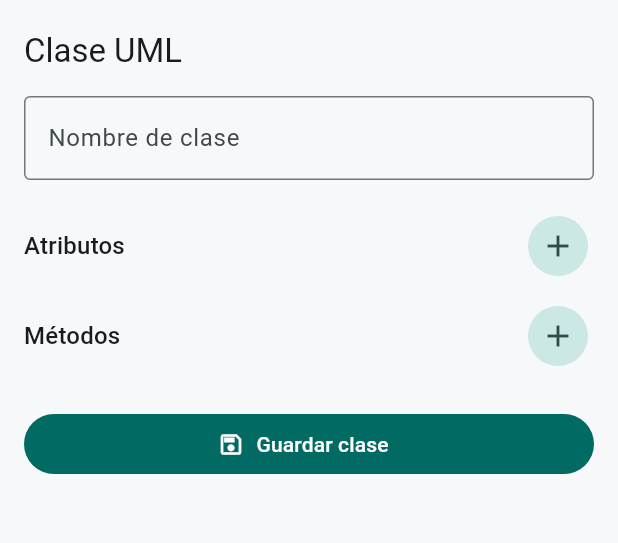
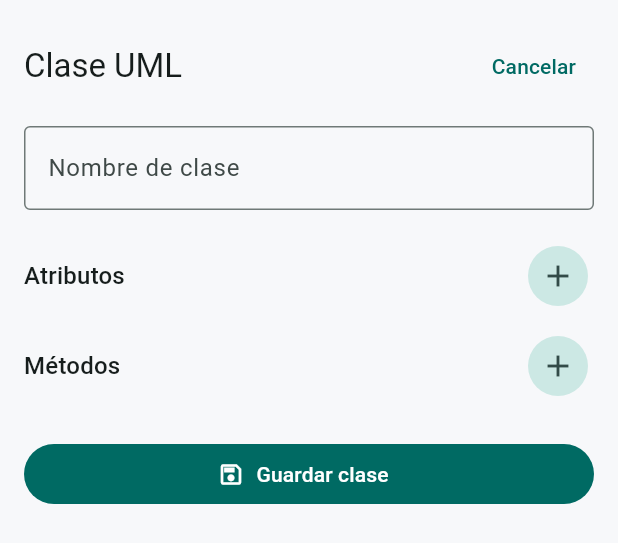
Before and after one commit to Santyxd353/ProyectoSOFTWARE1, a Flutter app: the ClassForm widget shown alone on an empty page, opened directly with empty values, on a phone screen of 412 x 824 dp. Shown: the top 543 px of the screen. Run offline on Flutter 3.47's test engine with Material 3 defaults, Android fonts, the phone set to English and light mode, and no system bars; our stand-ins replace app_links, connectivity_plus, file_picker, flutter_secure_storage, flutter_tts, share_plus and 3 more; missing offline and left inert: flutter_gemma; accounts and stored records are empty.

Commit message:
fix(mobile): restore emulator input and UML form exit

```diff
--- a/mobile/lib/features/diagrams/editor/class_form.dart
+++ b/mobile/lib/features/diagrams/editor/class_form.dart
@@ -182,7 +182,20 @@ class _ClassFormState extends State<ClassForm> {
         20 + MediaQuery.viewInsetsOf(context).bottom,
       ),
       children: [
-        Text('Clase UML', style: Theme.of(context).textTheme.titleLarge),
+        Row(
+          children: [
+            Expanded(
+              child: Text(
+                'Clase UML',
+                style: Theme.of(context).textTheme.titleLarge,
+              ),
+            ),
+            TextButton(
+              onPressed: () => Navigator.of(context).pop(),
+              child: const Text('Cancelar'),
+            ),
+          ],
+        ),
         const SizedBox(height: 16),
         TextField(
           key: const Key('class-name'),
```
Also changed, not shown: mobile/lib/features/diagrams/editor/relation_form.dart (+14 -1 lines), 3 other files.
